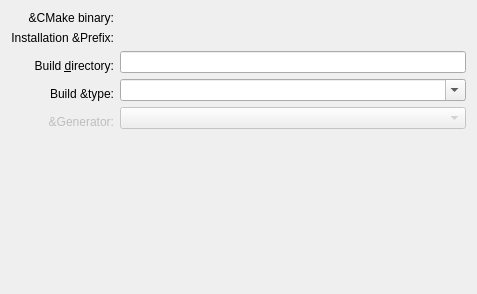
Before: the Qt Designer form buildtools/managers/cmake/cmakebuildsettings.ui in KDE/kdevelop, drawn with Qt 5.
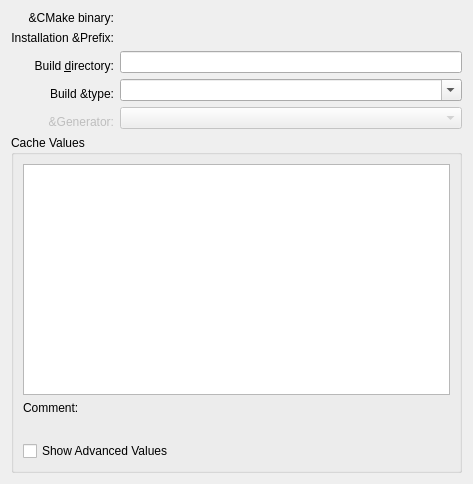
After: the same form once the commit is applied. Custom widgets are drawn as their Qt base class.

Commit message: Work on the CMakeCache interface to make it more usable

```diff
--- a/buildtools/managers/cmake/cmakebuildsettings.ui
+++ b/buildtools/managers/cmake/cmakebuildsettings.ui
@@ -6,7 +6,7 @@
     <x>0</x>
     <y>0</y>
     <width>473</width>
-    <height>294</height>
+    <height>484</height>
    </rect>
   </property>
   <property name="windowTitle" >
@@ -110,18 +110,45 @@
      </property>
     </widget>
    </item>
-   <item row="5" column="0" colspan="2" >
-    <spacer>
-     <property name="orientation" >
-      <enum>Qt::Vertical</enum>
+   <item row="6" column="0" colspan="2" >
+    <widget class="QGroupBox" name="groupBox" >
+     <property name="title" >
+      <string>Cache Values</string>
      </property>
-     <property name="sizeHint" >
-      <size>
-       <width>455</width>
-       <height>61</height>
-      </size>
-     </property>
-    </spacer>
+     <layout class="QGridLayout" >
+      <item row="0" column="0" >
+       <widget class="QTreeView" name="cacheList" >
+        <property name="rootIsDecorated" >
+         <bool>false</bool>
+        </property>
+        <property name="itemsExpandable" >
+         <bool>false</bool>
+        </property>
+       </widget>
+      </item>
+      <item row="3" column="0" >
+       <widget class="QCheckBox" name="showInternal" >
+        <property name="text" >
+         <string>Show Advanced Values</string>
+        </property>
+       </widget>
+      </item>
+      <item row="1" column="0" >
+       <widget class="QLabel" name="label_6" >
+        <property name="text" >
+         <string>Comment:</string>
+        </property>
+       </widget>
+      </item>
+      <item row="2" column="0" >
+       <widget class="QLabel" name="commentText" >
+        <property name="text" >
+         <string/>
+        </property>
+       </widget>
+      </item>
+     </layout>
+    </widget>
    </item>
   </layout>
  </widget>
```
The commit also changes 10 other files.
